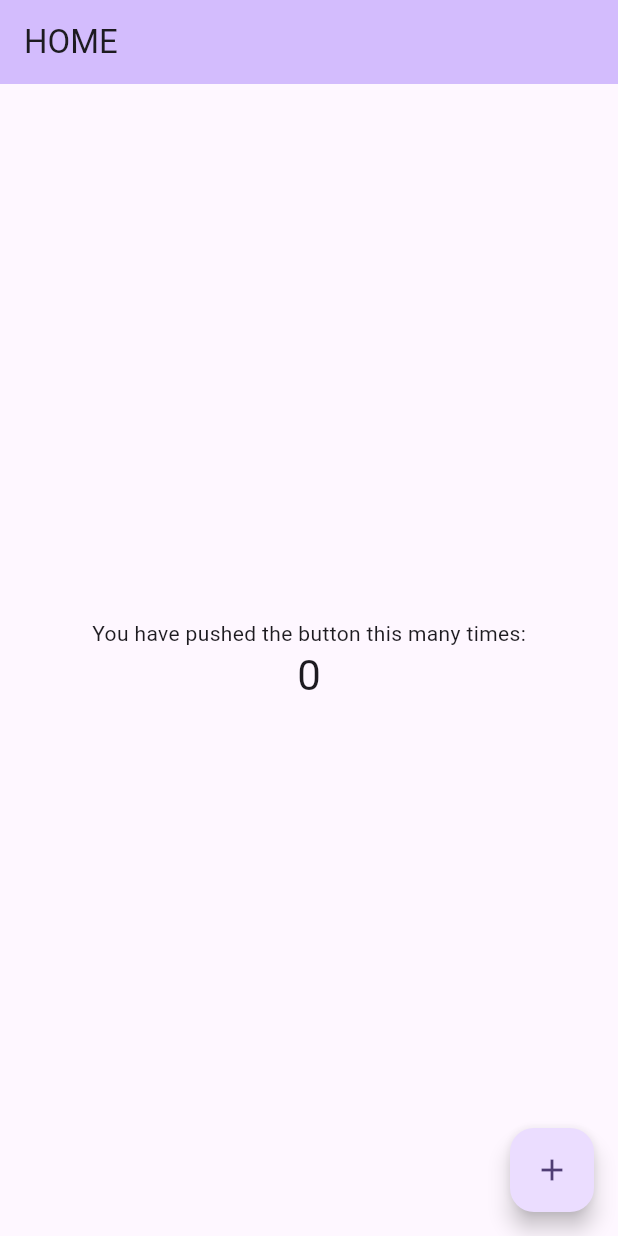
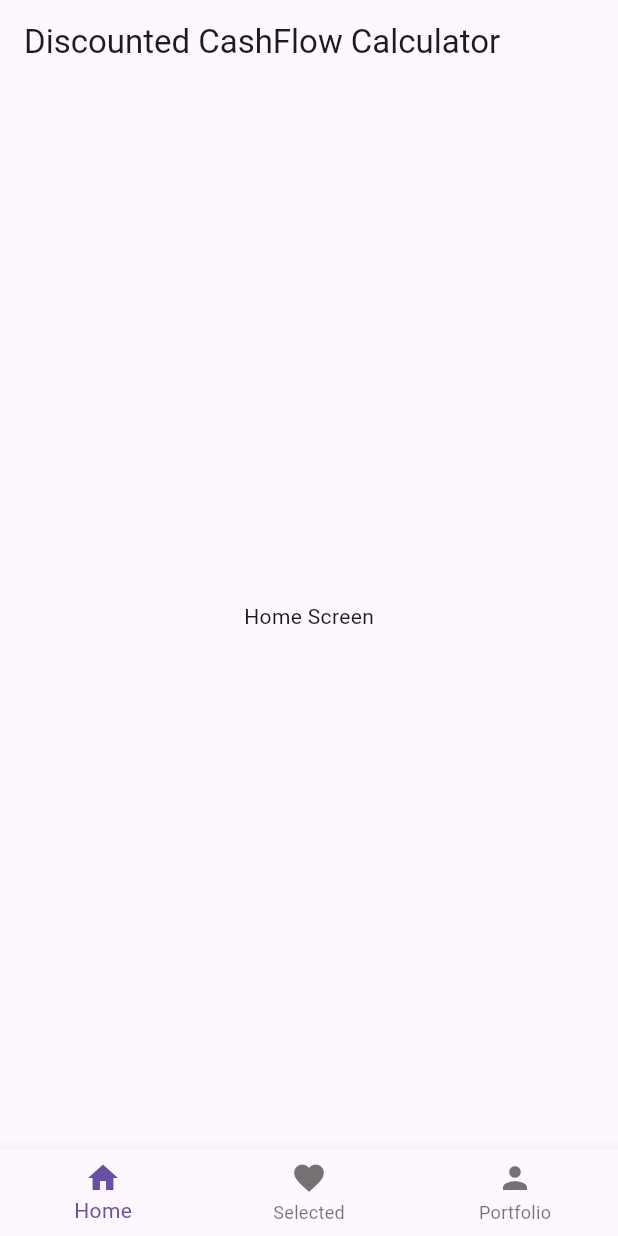
Before and after one commit to rahilmuhammedck/dcf-calculator, a Flutter app: the screen it shows after launch, on a phone screen of 412 x 824 dp. Run offline on Flutter 3.47's test engine with Material 3 defaults, Android fonts, the phone set to English and light mode, and no system bars.

Commit message:
update main

```diff
--- a/lib/main.dart
+++ b/lib/main.dart
@@ -1,126 +1,91 @@
 import 'package:flutter/material.dart';
 
-void main() {
-  runApp(const MyApp());
-}
+void main() => runApp(MyApp());
 
 class MyApp extends StatelessWidget {
-  const MyApp({super.key});
-
-  // This widget is the root of your application.
   @override
   Widget build(BuildContext context) {
     return MaterialApp(
+      debugShowCheckedModeBanner: false,
       title: 'DCF Calculator',
-      debugShowCheckedModeBanner: false,
       theme: ThemeData(
-        // This is the theme of your application.
-        //
-        // TRY THIS: Try running your application with "flutter run". You'll see
-        // the application has a purple toolbar. Then, without quitting the app,
-        // try changing the seedColor in the colorScheme below to Colors.green
-        // and then invoke "hot reload" (save your changes or press the "hot
-        // reload" button in a Flutter-supported IDE, or press "r" if you used
-        // the command line to start the app).
-        //
-        // Notice that the counter didn't reset back to zero; the application
-        // state is not lost during the reload. To reset the state, use hot
-        // restart instead.
-        //
-        // This works for code too, not just values: Most code changes can be
-        // tested with just a hot reload.
-        colorScheme: ColorScheme.fromSeed(seedColor: Colors.deepPurple),
-        useMaterial3: true,
+        primarySwatch: Colors.blue,
       ),
-      home: const MyHomePage(title: 'HOME'),
+      home: MyHomePage(),
     );
   }
 }
 
 class MyHomePage extends StatefulWidget {
-  const MyHomePage({super.key, required this.title});
-
-  // This widget is the home page of your application. It is stateful, meaning
-  // that it has a State object (defined below) that contains fields that affect
-  // how it looks.
-
-  // This class is the configuration for the state. It holds the values (in this
-  // case the title) provided by the parent (in this case the App widget) and
-  // used by the build method of the State. Fields in a Widget subclass are
-  // always marked "final".
-
-  final String title;
-
   @override
-  State<MyHomePage> createState() => _MyHomePageState();
+  _MyHomePageState createState() => _MyHomePageState();
 }
 
 class _MyHomePageState extends State<MyHomePage> {
-  int _counter = 0;
+  int _currentIndex = 0;
 
-  void _incrementCounter() {
-    setState(() {
-      // This call to setState tells the Flutter framework that something has
-      // changed in this State, which causes it to rerun the build method below
-      // so that the display can reflect the updated values. If we changed
-      // _counter without calling setState(), then the build method would not be
-      // called again, and so nothing would appear to happen.
-      _counter++;
-    });
-  }
+  final List<Widget> _tabs = [
+    HomeScreen(),
+    FavoritesScreen(),
+    ProfileScreen(),
+  ];
 
   @override
   Widget build(BuildContext context) {
-    // This method is rerun every time setState is called, for instance as done
-    // by the _incrementCounter method above.
-    //
-    // The Flutter framework has been optimized to make rerunning build methods
-    // fast, so that you can just rebuild anything that needs updating rather
-    // than having to individually change instances of widgets.
     return Scaffold(
       appBar: AppBar(
-        // TRY THIS: Try changing the color here to a specific color (to
-        // Colors.amber, perhaps?) and trigger a hot reload to see the AppBar
-        // change color while the other colors stay the same.
-        backgroundColor: Theme.of(context).colorScheme.inversePrimary,
-        // Here we take the value from the MyHomePage object that was created by
-        // the App.build method, and use it to set our appbar title.
-        title: Text(widget.title),
+        title: Text('Discounted CashFlow Calculator'),
       ),
-      body: Center(
-        // Center is a layout widget. It takes a single child and positions it
-        // in the middle of the parent.
-        child: Column(
-          // Column is also a layout widget. It takes a list of children and
-          // arranges them vertically. By default, it sizes itself to fit its
-          // children horizontally, and tries to be as tall as its parent.
-          //
-          // Column has various properties to control how it sizes itself and
-          // how it positions its children. Here we use mainAxisAlignment to
-          // center the children vertically; the main axis here is the vertical
-          // axis because Columns are vertical (the cross axis would be
-          // horizontal).
-          //
-          // TRY THIS: Invoke "debug painting" (choose the "Toggle Debug Paint"
-          // action in the IDE, or press "p" in the console), to see the
-          // wireframe for each widget.
-          mainAxisAlignment: MainAxisAlignment.center,
-          children: <Widget>[
-            const Text(
-              'You have pushed the button this many times:',
-            ),
-            Text(
-              '$_counter',
-              style: Theme.of(context).textTheme.headlineMedium,
-            ),
-          ],
-        ),
+      body: _tabs[_currentIndex],
+      bottomNavigationBar: BottomNavigationBar(
+        currentIndex: _currentIndex,
+        onTap: (int index) {
+          setState(() {
+            _currentIndex = index;
+          });
+        },
+        items: [
+          BottomNavigationBarItem(
+            icon: Icon(Icons.home),
+            label: 'Home',
+          ),
+          BottomNavigationBarItem(
+            icon: Icon(Icons.favorite),
+            label: 'Selected',
+          ),
+          BottomNavigationBarItem(
+            icon: Icon(Icons.person),
+            label: 'Portfolio',
+          ),
+        ],
       ),
-      floatingActionButton: FloatingActionButton(
-        onPressed: _incrementCounter,
-        tooltip: 'Increment',
-        child: const Icon(Icons.add),
-      ), // This trailing comma makes auto-formatting nicer for build methods.
     );
   }
 }
+
+class HomeScreen extends StatelessWidget {
+  @override
+  Widget build(BuildContext context) {
+    return Center(
+      child: Text('Home Screen'),
+    );
+  }
+}
+
+class FavoritesScreen extends StatelessWidget {
+  @override
+  Widget build(BuildContext context) {
+    return Center(
+      child: Text('Favorites Screen'),
+    );
+  }
+}
+
+class ProfileScreen extends StatelessWidget {
+  @override
+  Widget build(BuildContext context) {
+    return Center(
+      child: Text('Profile Screen'),
+    );
+  }
+}
```
